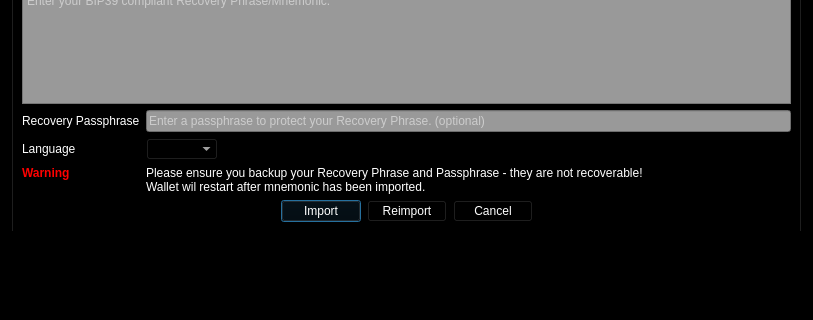
duality-solutions/Dynamic, file src/qt/forms/mnemonicdialog.ui: the form before one commit; both pictures show x 0 to 813 and y 168 to 488 of the 813 by 488 pixel window.
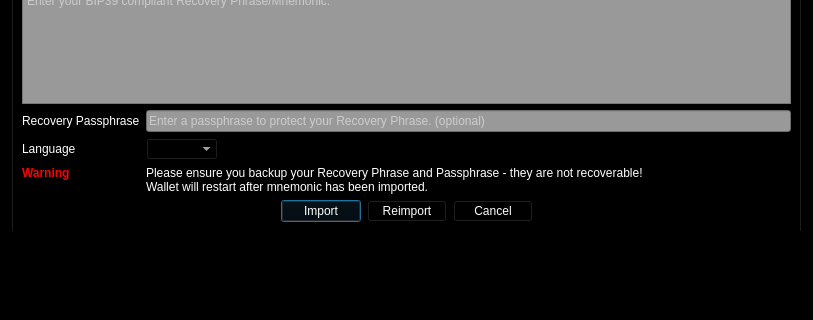
The form after the commit. Icons and pictures are not drawn.

Patch:
```diff
--- a/src/qt/forms/mnemonicdialog.ui
+++ b/src/qt/forms/mnemonicdialog.ui
@@ -354,7 +354,7 @@
             <widget class="QLabel" name="label_8">
              <property name="text">
               <string>Please ensure you backup your Recovery Phrase and Passphrase - they are not recoverable!
-Wallet wil restart after mnemonic has been imported.</string>
+Wallet will restart after mnemonic has been imported.</string>
              </property>
             </widget>
            </item>
```
